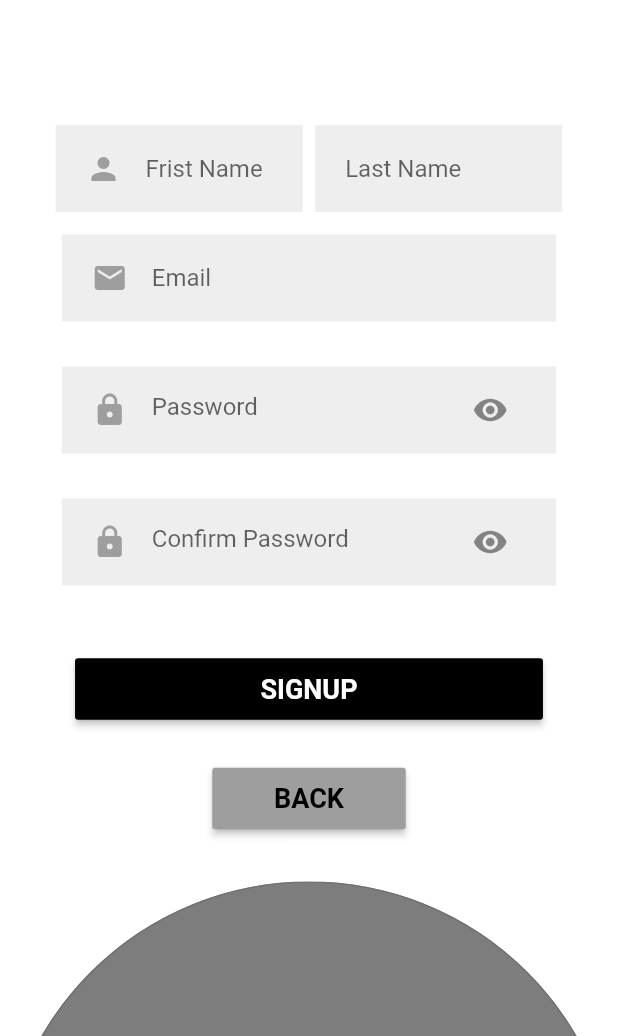
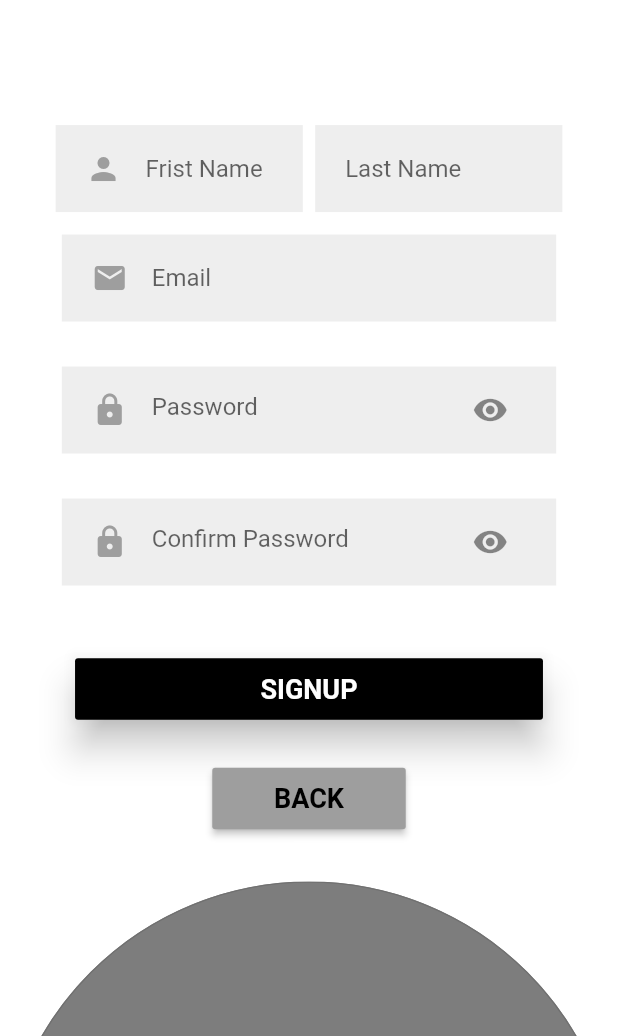
Before and after one commit to cepdnaclk/e16-3yp-automatic-fish-tank-control-system, a Flutter app: the screen it shows after launch, after a tap on "SIGNUP", on a phone screen of 412 x 824 dp, the part 200-1236 px from its top. Run offline on Flutter 3.47's test engine with Material 2 defaults, Android fonts, the phone set to English and light mode, and no system bars; our stand-ins replace bloc, flutter_bloc, flutter_spinkit, flutter_svg, shared_preferences; project files that could hold a hidden picture were left out.

Commit message:
replace app folder with working app

```diff
--- a/mobileApp/FishTankController/lib/blocs/loginbloc/loginbloc.dart
+++ b/mobileApp/FishTankController/lib/blocs/loginbloc/loginbloc.dart
@@ -27,7 +27,7 @@ class LoginBloc extends Bloc<LoginEvents, LoginStates> {
           prefs.setString('token', token);
         }
       } catch (e) {
-        yield CallLoginstate();
+        yield ConnectionErrorState();
       }
     }
   }
--- /dev/null
+++ b/mobileApp/FishTankController/lib/functions/alert.dart
@@ -0,0 +1,4 @@
+import 'package:flutter/material.dart';
+
+
+Future<void>
--- a/mobileApp/FishTankController/lib/views/login_view.dart
+++ b/mobileApp/FishTankController/lib/views/login_view.dart
@@ -75,6 +75,7 @@ class LoginView extends StatelessWidget {
                 height: 30,
               ),
               RaisedButton(
+                elevation: 10.0,
                 padding: EdgeInsets.symmetric(
                     horizontal: size.width * 0.3, vertical: 10),
                 color: Colors.black,
--- a/mobileApp/FishTankController/lib/views/signup.dart
+++ b/mobileApp/FishTankController/lib/views/signup.dart
@@ -119,6 +119,7 @@ class SignUp extends StatelessWidget {
               height: 30,
             ),
             RaisedButton(
+              elevation: 10.0,
               padding: EdgeInsets.symmetric(
                   horizontal: size.width * 0.3, vertical: 10),
               color: Colors.black,
--- a/mobileApp/FishTankController/lib/views/starting_view_button.dart
+++ b/mobileApp/FishTankController/lib/views/starting_view_button.dart
@@ -21,6 +21,7 @@ class StartingViewButton extends StatelessWidget {
       child: ClipRRect(
         borderRadius: BorderRadius.circular(30),
         child: RaisedButton(
+          elevation: 10.0,
           padding: EdgeInsets.symmetric(horizontal: 60, vertical: 10),
           color: this.background,
           onPressed: this.onPressed,
```
Also changed, not shown: 9 other files.
